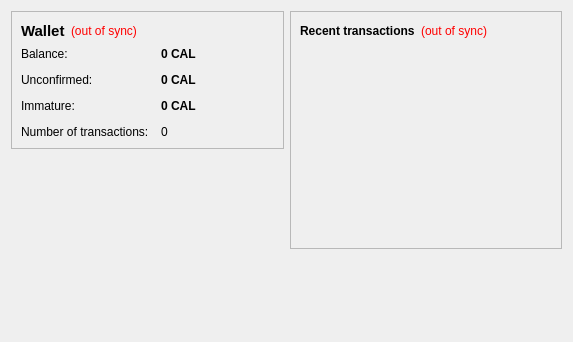
This is src/qt/forms/overviewpage.ui in PsycheDox/CalCoin as Qt 5 draws it before an edit. The edited form follows.
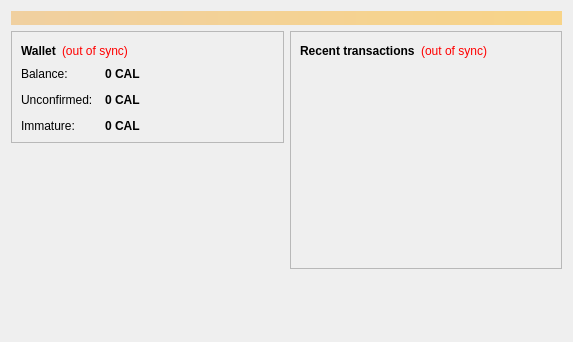
This is the edited form.

Diff of the .ui file:
```diff
--- a/src/qt/forms/overviewpage.ui
+++ b/src/qt/forms/overviewpage.ui
@@ -13,6 +13,24 @@
   <property name="windowTitle">
    <string>Form</string>
   </property>
+  <layout class="QVBoxLayout" name="topLayout">
+   <item>
+    <widget class="QLabel" name="labelAlerts">
+     <property name="visible">
+      <bool>false</bool>
+     </property>
+     <property name="styleSheet">
+      <string notr="true">background-color: qlineargradient(x1: 0, y1: 0, x2: 1, y2: 0, stop:0 #F0D0A0, stop:1 #F8D488); color:#000000;</string>
+     </property>
+     <property name="wordWrap">
+      <bool>true</bool>
+     </property>
+     <property name="margin">
+      <number>3</number>
+     </property>
+    </widget>
+   </item>
+   <item>
   <layout class="QHBoxLayout" name="horizontalLayout" stretch="1,1">
    <item>
     <layout class="QVBoxLayout" name="verticalLayout_2">
@@ -31,7 +49,6 @@
            <widget class="QLabel" name="label_5">
             <property name="font">
              <font>
-              <pointsize>11</pointsize>
               <weight>75</weight>
               <bold>true</bold>
              </font>
@@ -44,7 +61,7 @@
           <item>
            <widget class="QLabel" name="labelWalletStatus">
             <property name="toolTip">
-             <string>The displayed information may be out of date. Your wallet automatically synchronizes with the calcoin network after a connection is established, but this process has not completed yet.</string>
+               <string>The displayed information may be out of date. Your wallet automatically synchronizes with the CalCoin network after a connection is established, but this process has not completed yet.</string>
             </property>
             <property name="styleSheet">
              <string notr="true">QLabel { color: red; }</string>
@@ -141,23 +158,6 @@
             </property>
            </widget>
           </item>
-          <item row="3" column="0">
-           <widget class="QLabel" name="label_2">
-            <property name="text">
-             <string>Number of transactions:</string>
-            </property>
-           </widget>
-          </item>
-          <item row="3" column="1">
-           <widget class="QLabel" name="labelNumTransactions">
-            <property name="toolTip">
-             <string>Total number of transactions in wallet</string>
-            </property>
-            <property name="text">
-             <string notr="true">0</string>
-            </property>
-           </widget>
-          </item>
           <item row="2" column="0">
            <widget class="QLabel" name="labelImmatureText">
             <property name="text">
@@ -227,7 +227,7 @@
           <item>
            <widget class="QLabel" name="labelTransactionsStatus">
             <property name="toolTip">
-             <string>The displayed information may be out of date. Your wallet automatically synchronizes with the calcoin network after a connection is established, but this process has not completed yet.</string>
+               <string>The displayed information may be out of date. Your wallet automatically synchronizes with the CalCoin network after a connection is established, but this process has not completed yet.</string>
             </property>
             <property name="styleSheet">
              <string notr="true">QLabel { color: red; }</string>
@@ -289,6 +289,8 @@
         </size>
        </property>
       </spacer>
+       </item>
+      </layout>
      </item>
     </layout>
    </item>
```
Lines whose indentation alone changed are shown as unchanged.
